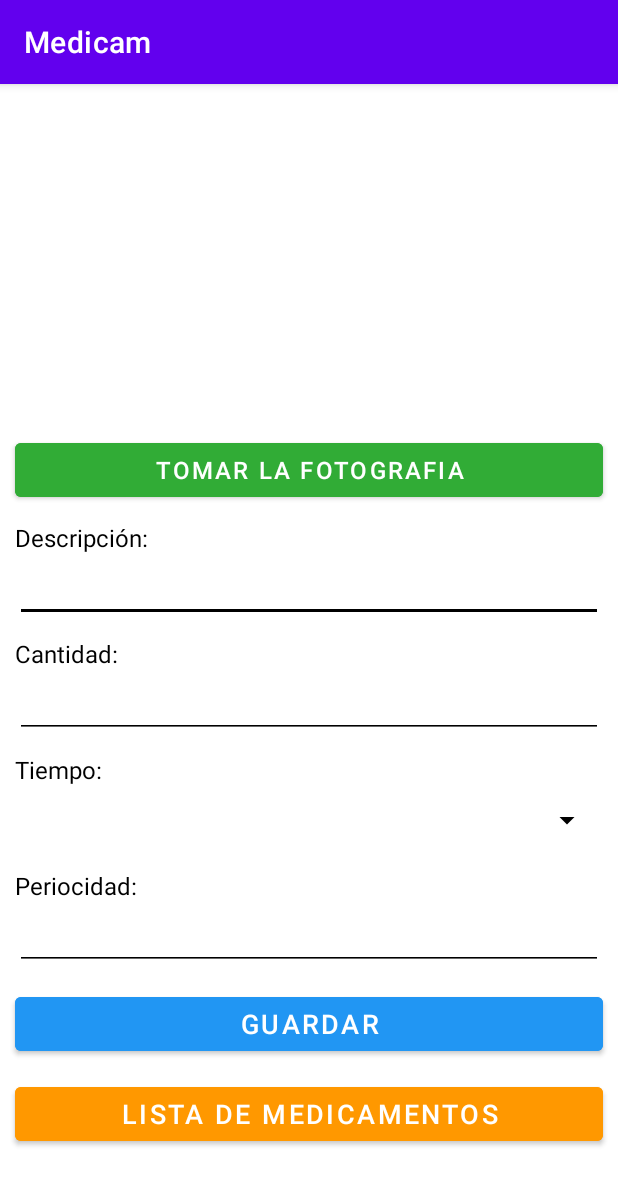
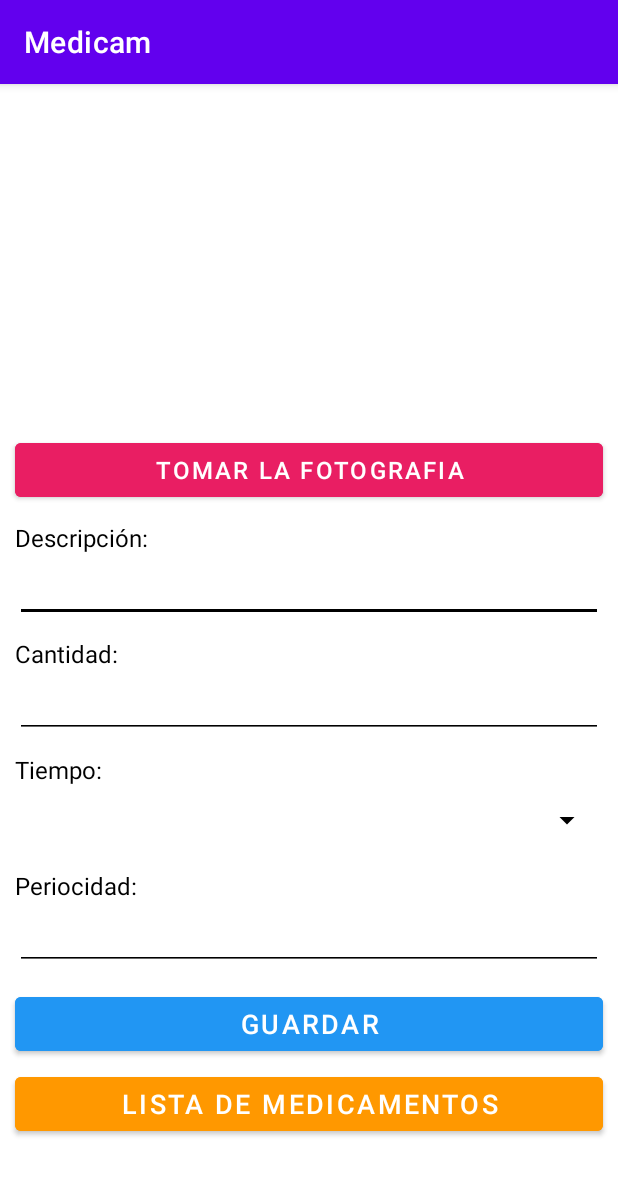
Before and after one commit to WBordas56/examen_3p_movil, an Android app: the screen it shows after launch (ActivityPrincipal), on a phone screen of 412 x 824 dp. Shown: the top 1185 px of the screen. Run offline under Robolectric (Android 15) with nearby library versions, the phone set to English and light mode, and no system bars.

Commit message:
Initial Commit

```diff
--- a/app/src/main/res/layout/activity_detalle.xml
+++ b/app/src/main/res/layout/activity_detalle.xml
@@ -122,8 +122,9 @@
                 android:layout_width="match_parent"
                 android:layout_height="match_parent"
                 android:layout_marginTop="15dp"
-                android:background="#4CAF50"
+                android:backgroundTint="#03A9F4"
                 android:text="Actualizar"
+                android:textColor="#FFFFFF"
                 android:textSize="16sp" />
 
             <Button
@@ -131,8 +132,9 @@
                 android:layout_width="match_parent"
                 android:layout_height="match_parent"
                 android:layout_marginTop="12dp"
-                android:background="#E91E63"
+                android:backgroundTint="#F44336"
                 android:text="Eliminar"
+                android:textColor="#FFFFFF"
                 android:textSize="16sp" />
         </LinearLayout>
     </ScrollView>
--- a/app/src/main/res/layout/activity_principal.xml
+++ b/app/src/main/res/layout/activity_principal.xml
@@ -37,8 +37,9 @@
                 android:layout_height="wrap_content"
                 android:layout_marginHorizontal="10dp"
                 android:layout_marginTop="2dp"
-                android:backgroundTint="#31AC36"
+                android:backgroundTint="#E91E63"
                 android:text="Tomar la Fotografia"
+                android:textColor="@color/white"
                 android:textSize="16sp" />
 
             <TextView
@@ -117,7 +118,7 @@
                 android:layout_marginHorizontal="10dp"
                 android:backgroundTint="@color/black"
                 android:ems="10"
-                android:inputType="textPersonName" />
+                android:inputType="number"/>
 
             <Button
                 android:id="@+id/btnGuardar"
@@ -127,6 +128,7 @@
                 android:layout_marginTop="12dp"
                 android:backgroundTint="#2196F3"
                 android:text="Guardar"
+                android:textColor="@color/white"
                 android:textSize="18dp" />
 
             <Button
@@ -134,10 +136,11 @@
                 android:layout_width="match_parent"
                 android:layout_height="wrap_content"
                 android:layout_marginHorizontal="10dp"
-                android:layout_marginTop="12dp"
+                android:layout_marginTop="5dp"
                 android:layout_marginBottom="20dp"
                 android:backgroundTint="#FF9800"
                 android:text="Lista de Medicamentos"
+                android:textColor="@color/white"
                 android:textSize="18dp" />
 
         </LinearLayout>
```
Also changed, not shown: app/src/main/res/layout/activity_lista.xml (+16 -2 lines).
